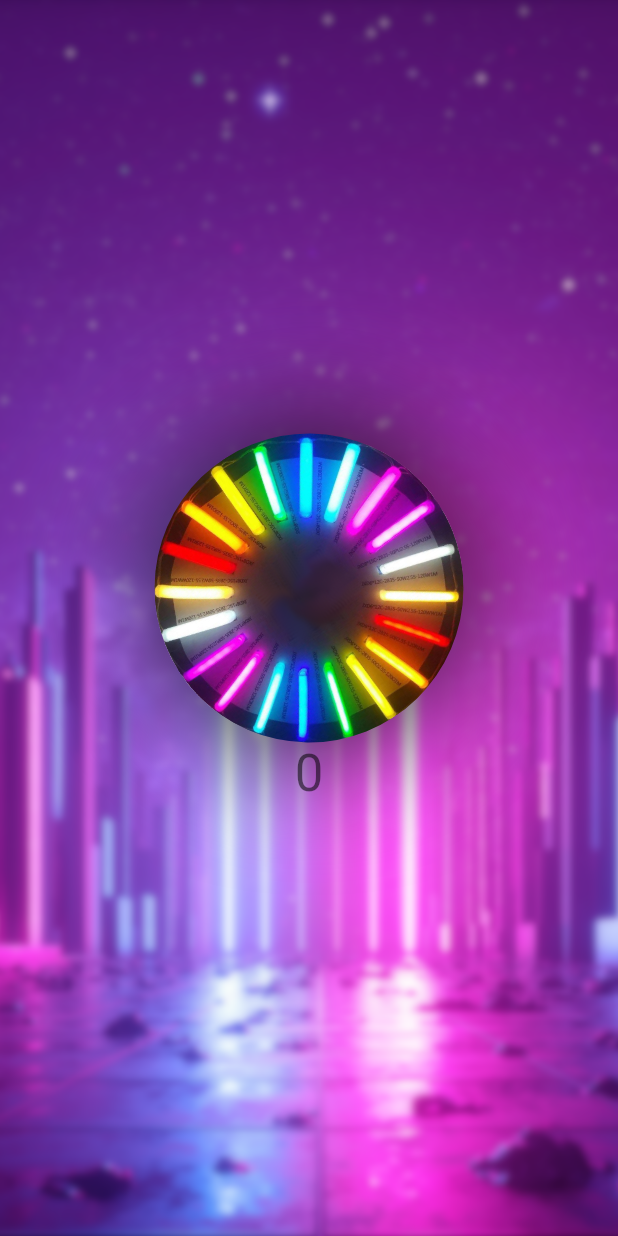
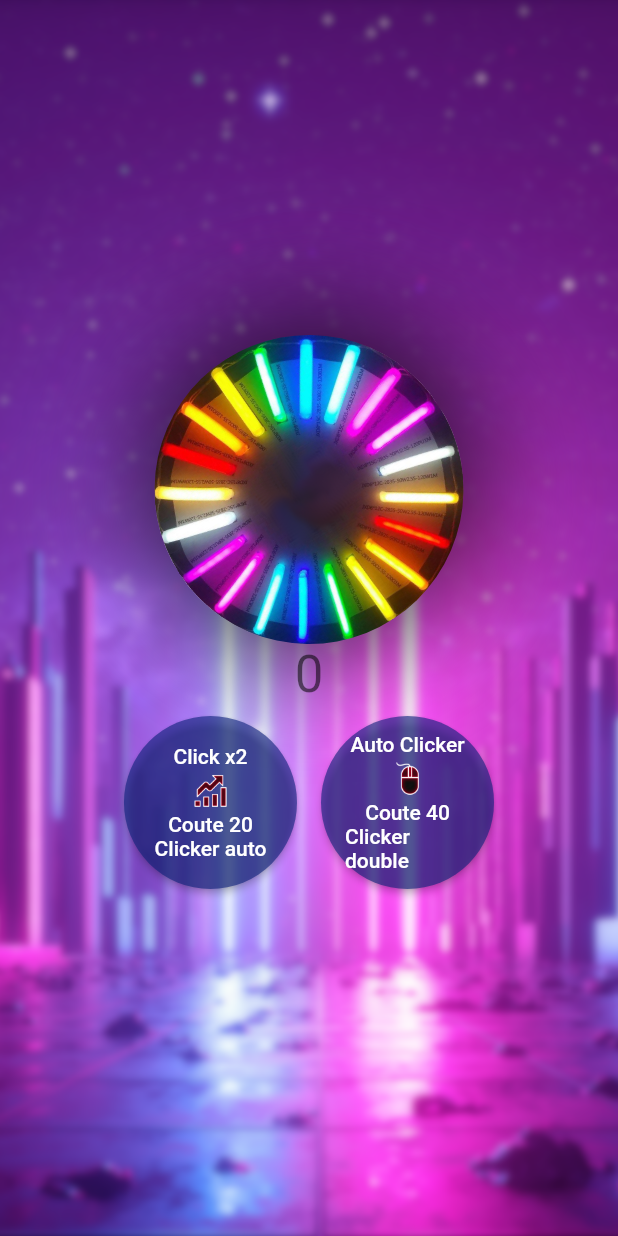
Before and after one commit to GuillianV/flutterCookieClicker, a Flutter app: the screen it shows after launch, on a phone screen of 412 x 824 dp. Run offline on Flutter 3.47's test engine with Material 2 defaults, Android fonts, the light colour scheme and no system bars.

Commit message:
add buyButtons

```diff
--- a/lib/main.dart
+++ b/lib/main.dart
@@ -1,3 +1,4 @@
+import 'package:coockie_clicker/widgets/buy_button.dart';
 import 'package:flutter/material.dart';
 import './widgets/clicker.dart';
 import './views/shop.dart';
@@ -31,9 +32,10 @@ class MyHomePage extends StatefulWidget {
 
 class _MyHomePageState extends State<MyHomePage>
     with SingleTickerProviderStateMixin {
-
   int _counter = 0;
 
+  double widthScreen = 0;
+  double heightScreen = 0;
   late final AnimationController _rotateClickAnimationController;
 
   @override
@@ -53,6 +55,10 @@ class _MyHomePageState extends State<MyHomePage>
 
   @override
   Widget build(BuildContext context) {
+
+    widthScreen = MediaQuery.of(context).size.width;
+    heightScreen = MediaQuery.of(context).size.height;
+
     return Scaffold(
       body: Container(
         decoration: const BoxDecoration(
@@ -62,21 +68,28 @@ class _MyHomePageState extends State<MyHomePage>
           ),
         ),
         child: Center(
-
-            child:   Column(
+          child: Column(
             mainAxisAlignment: MainAxisAlignment.center,
             children: <Widget>[
               Clicker(
                 rotateClickAnimationController: _rotateClickAnimationController,
-                    onTap:(){ _incrementCounter();},
+                onTap: () {
+                  _incrementCounter();
+                },
               ),
               Text(
                 '$_counter',
                 style: Theme.of(context).textTheme.headline4,
               ),
+              Row(
+                mainAxisAlignment: MainAxisAlignment.center,
+                children:  [
+                  BuyButton(onTap: () {_incrementCounter();}, innerText: "Click x2", imageUrl: 'assets/images/icon-stonks.png' , sizeMultiplier: 1.4, price: 20, recompense: "Clicker auto"),
+                   BuyButton(onTap: () {_incrementCounter();}, innerText: "Auto Clicker", imageUrl: 'assets/images/icon-mouse.png' , sizeMultiplier: 1.4,price: 40, recompense: "Clicker double"),
+                ],
+              )
             ],
           ),
-
         ),
       ), // This trailing comma makes auto-formatting nicer for build methods.
     );
--- /dev/null
+++ b/lib/widgets/buy_button.dart
@@ -0,0 +1,63 @@
+
+import 'package:flutter/material.dart';
+
+class BuyButton extends StatelessWidget {
+  const BuyButton({
+    Key? key,
+    required Function onTap,
+    required String innerText,
+    required String imageUrl,
+    required int price,
+    String? recompense,
+    double? sizeMultiplier
+  }) : _onTap = onTap, _innerText = innerText, _imageUrl = imageUrl, _sizeMultiplier = sizeMultiplier ?? 1, _price = price, _recompense = recompense ?? "",  super(key: key);
+
+  final Function _onTap;
+  final String _innerText;
+  final String _imageUrl;
+  final double _sizeMultiplier;
+  final int _price;
+  final String _recompense;
+
+  @override
+  Widget build(BuildContext context) {
+
+ double widthScreen  = MediaQuery.of(context).size.width * _sizeMultiplier;
+  double heightScreen = MediaQuery.of(context).size.height * _sizeMultiplier;
+
+
+    return Padding(
+      padding: const EdgeInsets.all(8.0),
+      child: Center(
+        child: ElevatedButton(
+
+          child: Center(
+            child: Column(children: [
+              Text(_innerText),
+              Image.asset(_imageUrl,height: widthScreen*0.05),
+              Text('Coute $_price'),
+              Text(_recompense)
+
+            ],
+            mainAxisAlignment: MainAxisAlignment.center,
+            ),
+
+          ),
+          onPressed:  (){_onTap();},
+          style: ButtonStyle(
+            shape: MaterialStateProperty.all<RoundedRectangleBorder>(
+              RoundedRectangleBorder(
+                borderRadius: BorderRadius.circular(500)
+                ),
+
+            ),
+            //Couleur base
+            backgroundColor:  MaterialStateProperty.all(const Color.fromRGBO(12,32,123,0.6)),
+            fixedSize: MaterialStateProperty.all( Size(  (widthScreen) * 0.2, (widthScreen) * 0.2))
+
+          ),
+        ),
+      ),
+    );
+  }
+}
```
Also changed, not shown: lib/widgets/clicker.dart (+0 -70 lines), assets/images/icon-mouse.png (added), assets/images/icon-stonks.png (added). Lines whose indentation alone changed are shown as unchanged.
